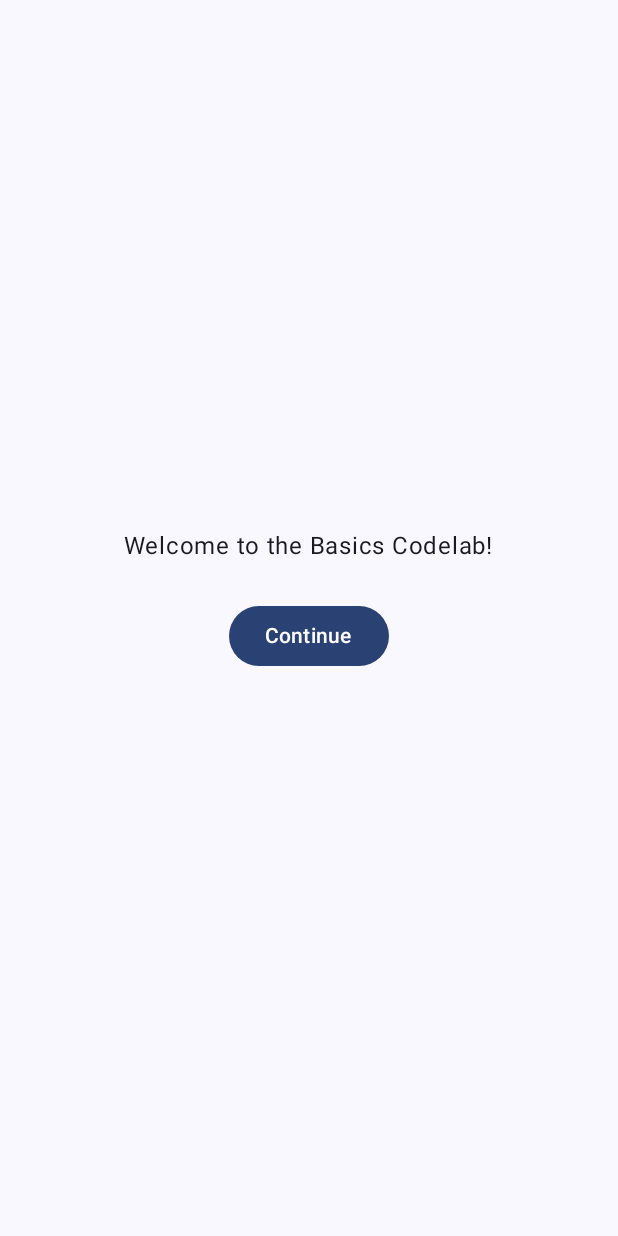
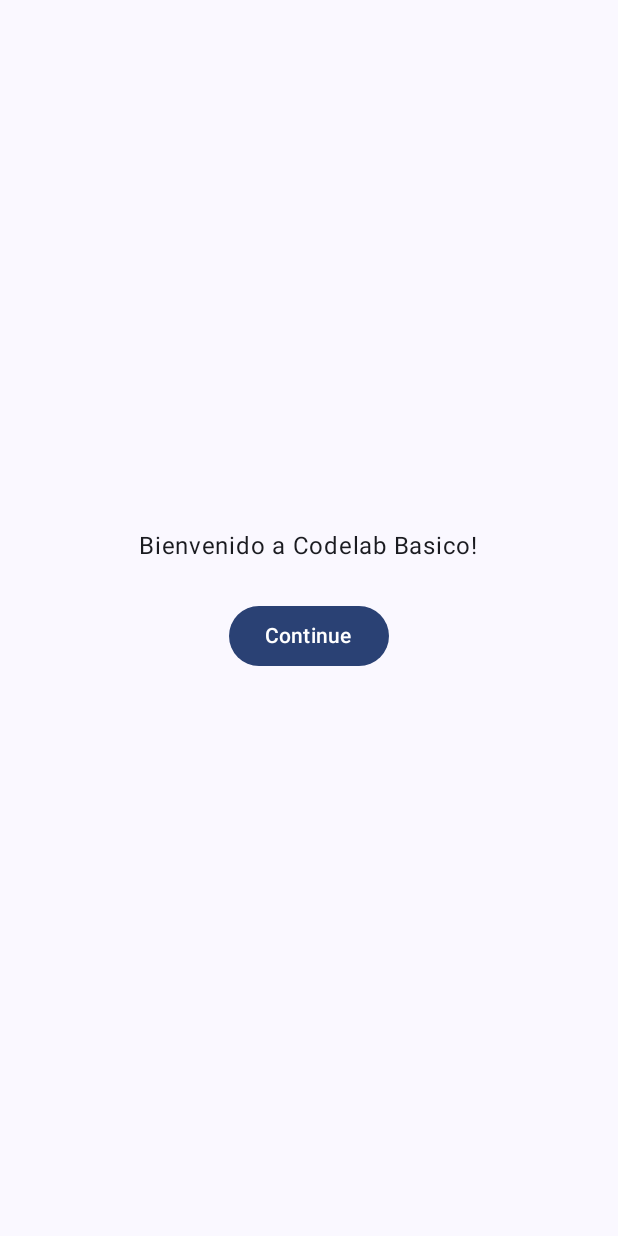
Before and after one commit to BrayanStevenMorenoG/Jetpack_Compose_Codelabs, an Android app built with Jetpack Compose: the screen it shows after launch (MainActivity), on a phone screen of 412 x 824 dp. Run offline under Robolectric (Android 15) with nearby library versions, the phone set to English and light mode, and no system bars.

Commit message:
Jetpack Compose 2

```diff
--- a/app/src/main/java/co/edu/sena/jetpackcomposecodelabs/MainActivity.kt
+++ b/app/src/main/java/co/edu/sena/jetpackcomposecodelabs/MainActivity.kt
@@ -75,7 +75,7 @@ fun OnboardingScreen(
         verticalArrangement = Arrangement.Center,
         horizontalAlignment = Alignment.CenterHorizontally
     ) {
-        Text("Welcome to the Basics Codelab!")
+        Text("Bienvenido a Codelab Basico!")
         Button(
             modifier = Modifier.padding(vertical = 24.dp),
             onClick = onContinueClicked
```
